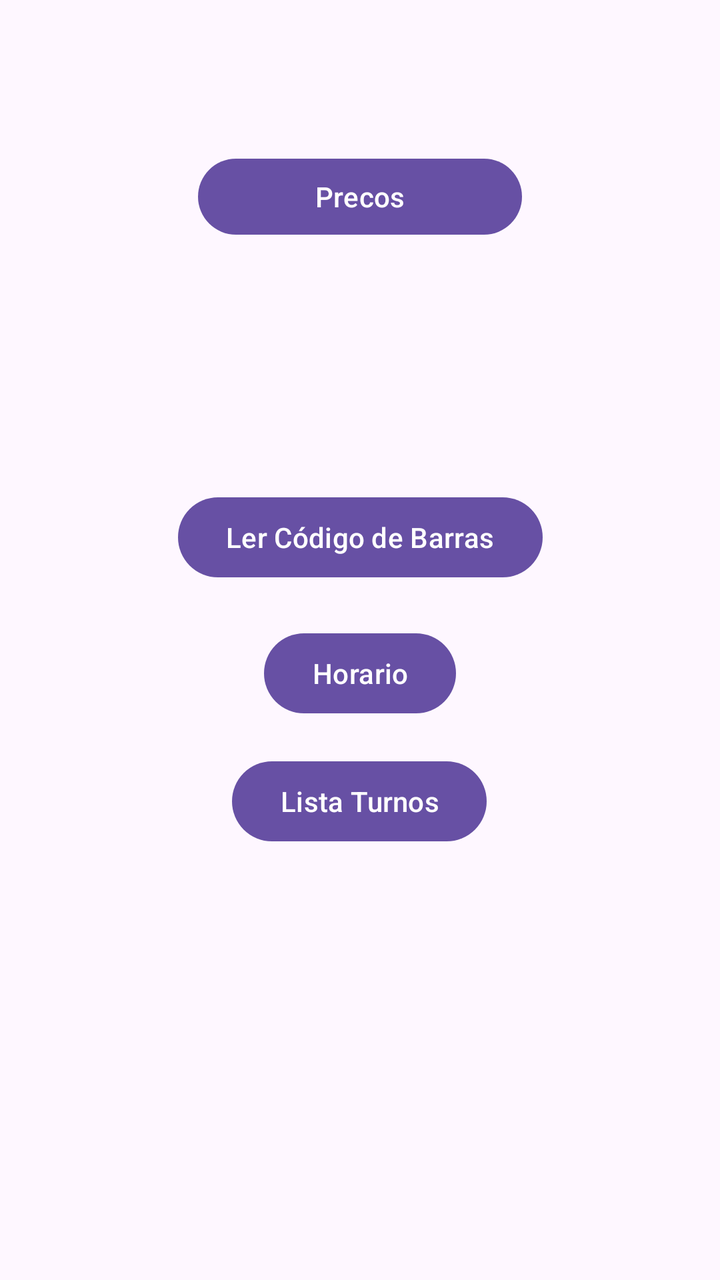
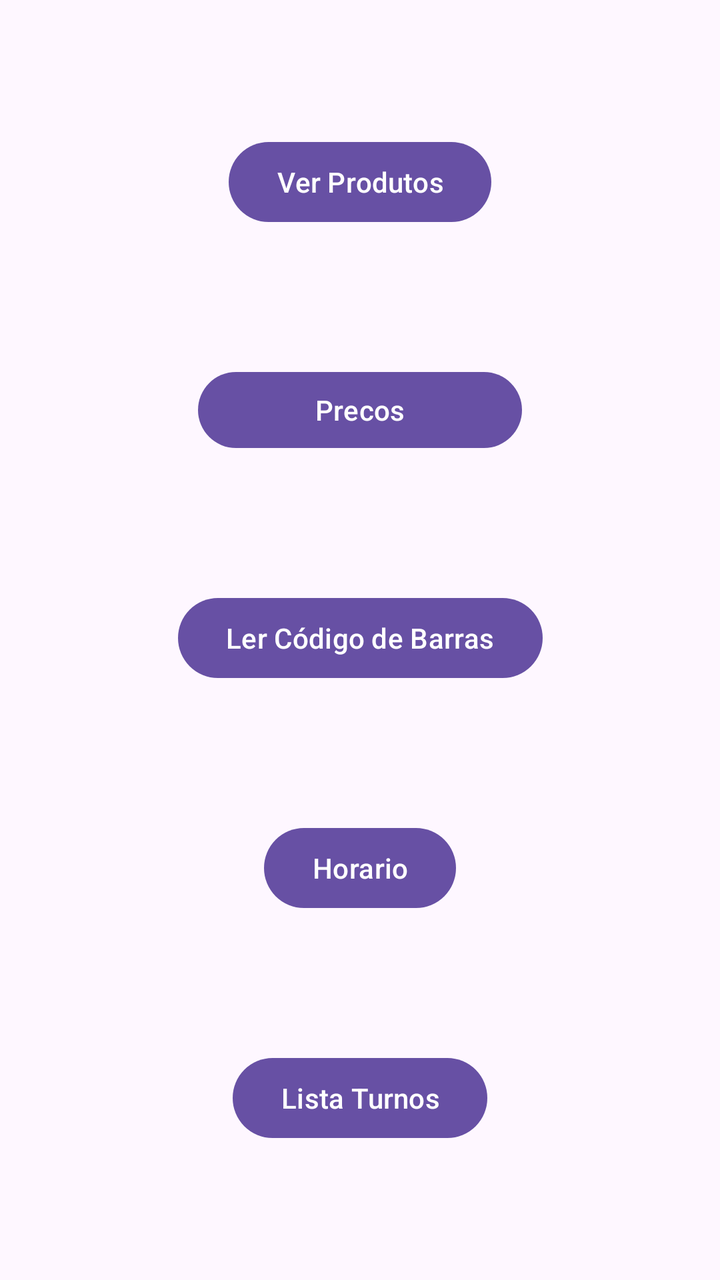

The first picture is an Android layout as it rendered before a commit; the second is the same layout after the commit. The layout source and the unified diff follow.
<!-- AndroidManifest.xml: application theme Theme.ProjectDroid_1220893_1241190 -->
<!-- res/layout/activity_funcionario.xml -->
<?xml version="1.0" encoding="utf-8"?>
<androidx.constraintlayout.widget.ConstraintLayout xmlns:android="http://schemas.android.com/apk/res/android"
    xmlns:app="http://schemas.android.com/apk/res-auto"
    xmlns:tools="http://schemas.android.com/tools"
    android:id="@+id/main"
    android:layout_width="match_parent"
    android:layout_height="match_parent"
    tools:context=".ui.Funcionario">

    <Button
        android:id="@+id/goPrecoProduto"
        android:layout_width="162dp"
        android:layout_height="46dp"
        android:layout_marginBottom="8dp"
        android:text="Precos"
        app:layout_constraintBottom_toTopOf="@+id/buttonGoCodigoBarras"
        app:layout_constraintEnd_toEndOf="parent"
        app:layout_constraintStart_toStartOf="parent"
        app:layout_constraintTop_toBottomOf="@+id/buttonGoListProdutos" />

    <Button
        android:id="@+id/buttonGoListProdutos"
        android:layout_width="wrap_content"
        android:layout_height="wrap_content"
        android:layout_marginBottom="664dp"
        android:text="Ver Produtos"
        android:visibility="visible"
        app:layout_constraintBottom_toBottomOf="parent"
        app:layout_constraintEnd_toEndOf="parent"
        app:layout_constraintHorizontal_bias="0.498"
        app:layout_constraintStart_toStartOf="parent"
        tools:visibility="visible" />

    <Button
        android:id="@+id/buttonGoCodigoBarras"
        android:layout_width="wrap_content"
        android:layout_height="wrap_content"
        android:layout_marginTop="16dp"
        android:layout_marginBottom="248dp"
        android:text="Ler Código de Barras"
        app:layout_constraintBottom_toBottomOf="parent"
        app:layout_constraintEnd_toEndOf="parent"
        app:layout_constraintStart_toStartOf="parent"
        app:layout_constraintTop_toBottomOf="@+id/goPrecoProduto" />

    <Button
        android:id="@+id/buttonGoHorario"
        android:layout_width="wrap_content"
        android:layout_height="wrap_content"
        android:layout_marginTop="20dp"
        android:text="Horario"
        app:layout_constraintEnd_toEndOf="parent"
        app:layout_constraintStart_toStartOf="parent"
        app:layout_constraintTop_toBottomOf="@+id/buttonGoCodigoBarras" />

    <Button
        android:id="@+id/buttonGoListaTurnos"
        android:layout_width="wrap_content"
        android:layout_height="wrap_content"
        android:layout_marginTop="16dp"
        android:text="Lista Turnos"
        app:layout_constraintEnd_toEndOf="parent"
        app:layout_constraintHorizontal_bias="0.498"
        app:layout_constraintStart_toStartOf="parent"
        app:layout_constraintTop_toBottomOf="@+id/buttonGoHorario" />

    <Button
        android:id="@+id/buttonGoListaFuncionarios"
        android:layout_width="wrap_content"
        android:layout_height="wrap_content"
        android:layout_marginTop="20dp"
        android:text="Ver fichas de funcionários"
        android:visibility="gone"
        app:layout_constraintEnd_toEndOf="parent"
        app:layout_constraintStart_toStartOf="parent"
        app:layout_constraintTop_toBottomOf="@+id/buttonGoListaTurnos"
        tools:visibility="visible" />

    <Button
        android:id="@+id/buttonGoCriarTipo"
        android:layout_width="wrap_content"
        android:layout_height="wrap_content"
        android:layout_marginTop="20dp"
        android:text="Criar tipo"
        android:visibility="gone"
        app:layout_constraintEnd_toEndOf="parent"
        app:layout_constraintHorizontal_bias="0.501"
        app:layout_constraintStart_toStartOf="parent"
        app:layout_constraintTop_toBottomOf="@+id/buttonGoListaFuncionarios"
        tools:visibility="visible" />
    <Button
        android:id="@+id/buttonGoCriarFornecedor"
        android:layout_width="wrap_content"
        android:layout_height="wrap_content"
        android:layout_marginTop="20dp"
        android:text="Criar fornecedor"
        android:visibility="gone"
        app:layout_constraintEnd_toEndOf="parent"
        app:layout_constraintStart_toStartOf="parent"
        app:layout_constraintTop_toBottomOf="@+id/buttonGoCriarTipo"
        tools:visibility="visible" />


</androidx.constraintlayout.widget.ConstraintLayout>
<!-- resources referenced by this layout -->
<resources>
  <style name="Theme.ProjectDroid_1220893_1241190" parent="Base.Theme.ProjectDroid_1220893_1241190" />
  <style name="Base.Theme.ProjectDroid_1220893_1241190" parent="Theme.Material3.DayNight.NoActionBar">
          
          
      </style>
</resources>

<!-- the commit's change to res/layout/activity_funcionario.xml (unified diff, before → after) -->
@@ -11,7 +11,6 @@
         android:id="@+id/goPrecoProduto"
         android:layout_width="162dp"
         android:layout_height="46dp"
-        android:layout_marginBottom="8dp"
         android:text="Precos"
         app:layout_constraintBottom_toTopOf="@+id/buttonGoCodigoBarras"
         app:layout_constraintEnd_toEndOf="parent"
@@ -22,23 +21,20 @@
         android:id="@+id/buttonGoListProdutos"
         android:layout_width="wrap_content"
         android:layout_height="wrap_content"
-        android:layout_marginBottom="664dp"
         android:text="Ver Produtos"
         android:visibility="visible"
-        app:layout_constraintBottom_toBottomOf="parent"
+        app:layout_constraintBottom_toTopOf="@+id/goPrecoProduto"
         app:layout_constraintEnd_toEndOf="parent"
-        app:layout_constraintHorizontal_bias="0.498"
         app:layout_constraintStart_toStartOf="parent"
+        app:layout_constraintTop_toTopOf="parent"
         tools:visibility="visible" />
 
     <Button
         android:id="@+id/buttonGoCodigoBarras"
         android:layout_width="wrap_content"
         android:layout_height="wrap_content"
-        android:layout_marginTop="16dp"
-        android:layout_marginBottom="248dp"
         android:text="Ler Código de Barras"
-        app:layout_constraintBottom_toBottomOf="parent"
+        app:layout_constraintBottom_toTopOf="@+id/buttonGoHorario"
         app:layout_constraintEnd_toEndOf="parent"
         app:layout_constraintStart_toStartOf="parent"
         app:layout_constraintTop_toBottomOf="@+id/goPrecoProduto" />
@@ -47,8 +43,8 @@
         android:id="@+id/buttonGoHorario"
         android:layout_width="wrap_content"
         android:layout_height="wrap_content"
-        android:layout_marginTop="20dp"
         android:text="Horario"
+        app:layout_constraintBottom_toTopOf="@+id/buttonGoListaTurnos"
         app:layout_constraintEnd_toEndOf="parent"
         app:layout_constraintStart_toStartOf="parent"
         app:layout_constraintTop_toBottomOf="@+id/buttonGoCodigoBarras" />
@@ -57,10 +53,9 @@
         android:id="@+id/buttonGoListaTurnos"
         android:layout_width="wrap_content"
         android:layout_height="wrap_content"
-        android:layout_marginTop="16dp"
         android:text="Lista Turnos"
+        app:layout_constraintBottom_toTopOf="@+id/buttonGoListaFuncionarios"
         app:layout_constraintEnd_toEndOf="parent"
-        app:layout_constraintHorizontal_bias="0.498"
         app:layout_constraintStart_toStartOf="parent"
         app:layout_constraintTop_toBottomOf="@+id/buttonGoHorario" />
 
@@ -68,9 +63,9 @@
         android:id="@+id/buttonGoListaFuncionarios"
         android:layout_width="wrap_content"
         android:layout_height="wrap_content"
-        android:layout_marginTop="20dp"
         android:text="Ver fichas de funcionários"
         android:visibility="gone"
+        app:layout_constraintBottom_toTopOf="@+id/buttonGoCriarTipo"
         app:layout_constraintEnd_toEndOf="parent"
         app:layout_constraintStart_toStartOf="parent"
         app:layout_constraintTop_toBottomOf="@+id/buttonGoListaTurnos"
@@ -80,14 +75,15 @@
         android:id="@+id/buttonGoCriarTipo"
         android:layout_width="wrap_content"
         android:layout_height="wrap_content"
-        android:layout_marginTop="20dp"
         android:text="Criar tipo"
         android:visibility="gone"
+        app:layout_constraintBottom_toTopOf="@+id/buttonGoCriarFornecedor"
         app:layout_constraintEnd_toEndOf="parent"
         app:layout_constraintHorizontal_bias="0.501"
         app:layout_constraintStart_toStartOf="parent"
         app:layout_constraintTop_toBottomOf="@+id/buttonGoListaFuncionarios"
         tools:visibility="visible" />
+
     <Button
         android:id="@+id/buttonGoCriarFornecedor"
         android:layout_width="wrap_content"
@@ -95,6 +91,7 @@
         android:layout_marginTop="20dp"
         android:text="Criar fornecedor"
         android:visibility="gone"
+        app:layout_constraintBottom_toBottomOf="parent"
         app:layout_constraintEnd_toEndOf="parent"
         app:layout_constraintStart_toStartOf="parent"
         app:layout_constraintTop_toBottomOf="@+id/buttonGoCriarTipo"
